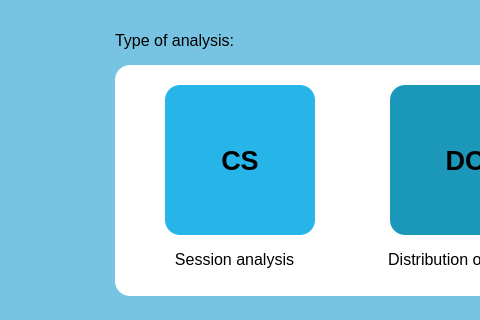
First picture: the form in src/UI/AnalysisSelection.ui, repository IIS-ZPI/ZPI2024_zaoczni_Drop_Database, before the edit; both pictures show x 135 to 615 and y 205 to 525 of the 1024 by 768 pixel window.
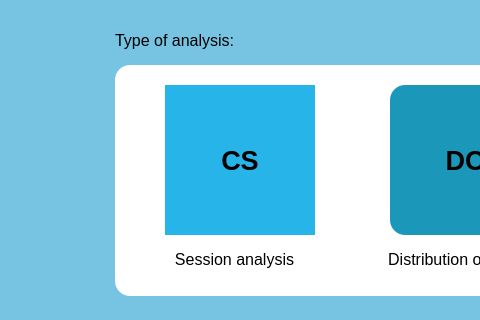
Second picture: the form after the edit. Icons and pictures are not drawn.

Commit message:
Connection of screens
Created basic connection between the app screens.

```diff
--- a/src/UI/AnalysisSelection.ui
+++ b/src/UI/AnalysisSelection.ui
@@ -188,7 +188,7 @@
      </property>
      <property name="styleSheet">
       <string notr="true">background-color: rgb(39, 180, 233);
-border-radious:100px;</string>
+border-radius:100px;</string>
      </property>
      <property name="text">
       <string>CS</string>
```
The commit also changes 7 other files.
